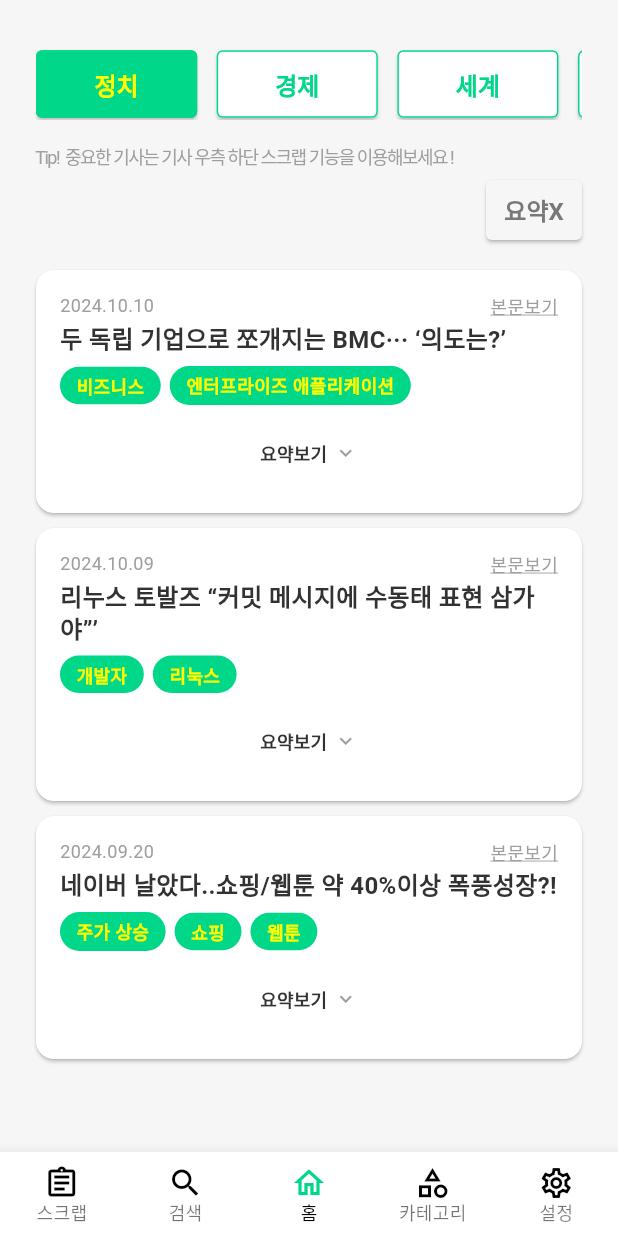
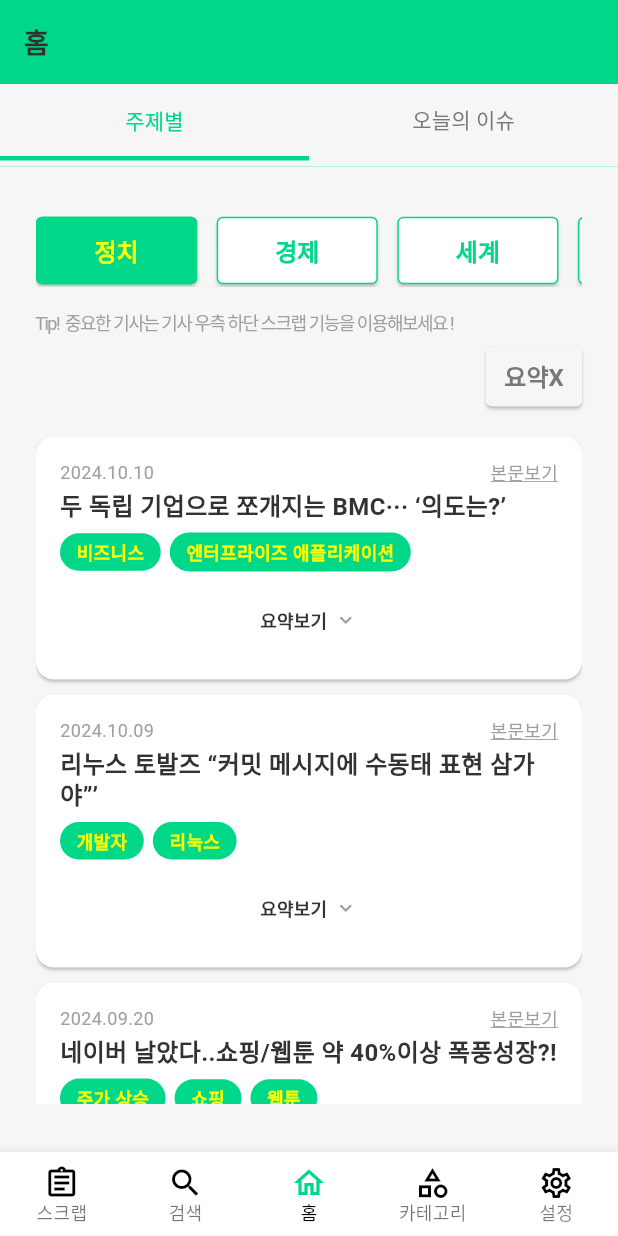
Before and after one commit to AjouGoodNews/Flutter-FrontEnd, a Flutter app: the screen it shows once a user with an empty profile is signed in, on a phone screen of 412 x 824 dp. Run offline on Flutter 3.47's test engine with Material 3 defaults, Android fonts, the phone set to English and light mode, and no system bars; our stand-ins replace firebase_auth, firebase_core, gap, google_sign_in, logger, sign_in_with_apple; accounts and stored records are empty; Roboto replaces fonts that are missing (Pretendard).

Commit message:
Design: Add top navigation menu

```diff
--- a/lib/screens/news_category/news_category_screen.dart
+++ b/lib/screens/news_category/news_category_screen.dart
@@ -16,12 +16,19 @@ class NewsCategoryScreen extends StatefulWidget {
 }
 
 class _NewsCategoryScreen extends State<NewsCategoryScreen> {
-  int _selectedIndex = 0;
+  int _selectedNavIndex = 0; // 상단 내비게이션의 인덱스
+  int _selectedCategoryIndex = 0;
   bool _isSummary = true;
+
+  void _onNavItemTapped(int index) {
+    setState(() {
+      _selectedNavIndex = index; // 내비게이션 아이템 선택
+    });
+  }
 
   void _onCategoryButtonClick(int index) {
     setState(() {
-      _selectedIndex = index;
+      _selectedCategoryIndex = index;
     });
   }
 
@@ -73,6 +80,66 @@ class _NewsCategoryScreen extends State<NewsCategoryScreen> {
   @override
   Widget build(BuildContext context) {
     return Scaffold(
+      appBar: AppBar(
+        backgroundColor: primary,
+        title: Text('홈', style: CustomTextStyle.title3),
+        bottom: PreferredSize(
+          preferredSize: Size.fromHeight(55),
+          child: Container(
+            height: 55,
+            color: beige,
+            child: Row(
+              mainAxisAlignment: MainAxisAlignment.spaceBetween, // 균등하게 공간 분배
+              children: [
+                // 주제별 탭
+                Expanded(
+                  child: Column(
+                    children: [
+                      TextButton(
+                        onPressed: () => _onNavItemTapped(0),
+                        child: Text(
+                          '주제별',
+                          style: TextStyle(
+                            color: _selectedNavIndex == 0 ? primary : darkGray,
+                          ),
+                        ),
+                      ),
+                      if (_selectedNavIndex == 0) // 선택된 탭에 밑줄 추가
+                        Container(
+                          height: 3,
+                          width: double.infinity, // 전체 너비 사용
+                          color: primary, // 밑줄 색상
+                        ),
+                    ],
+                  ),
+                ),
+                // 오늘의 이슈 탭
+                Expanded(
+                  child: Column(
+                    children: [
+                      TextButton(
+                        onPressed: () => _onNavItemTapped(1),
+                        child: Text(
+                          '오늘의 이슈',
+                          style: TextStyle(
+                            color: _selectedNavIndex == 1 ? primary : darkGray,
+                          ),
+                        ),
+                      ),
+                      if (_selectedNavIndex == 1) // 선택된 탭에 밑줄 추가
+                        Container(
+                          height: 3,
+                          width: double.infinity, // 전체 너비 사용
+                          color: primary, // 밑줄 색상
+                        ),
+                    ],
+                  ),
+                ),
+              ],
+            ),
+          ),
+        ),
+      ),
       body: Stack(
         children: [
           Container(
@@ -95,7 +162,7 @@ class _NewsCategoryScreen extends State<NewsCategoryScreen> {
                           child: CategorySelectButton(
                             label: categories[index]['label'],
                             onPressed: () => _onCategoryButtonClick(categories[index]['idx']),
-                            isSelected: _selectedIndex == categories[index]['idx'], // 선택된 버튼 스타일링
+                            isSelected: _selectedCategoryIndex == categories[index]['idx'], // 선택된 버튼 스타일링
                           ),
                         );
                       }),
```
